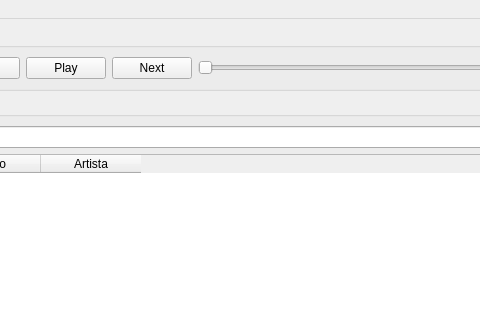
Above: player/client/form/MainWindow.ui from OtavioPellicano/spotify-playlist-qt before the change; both pictures show x 81 to 561 and y 0 to 324 of the 1195 by 761 pixel window. Below: the same form after it.
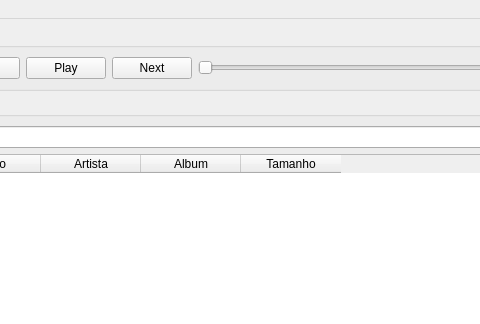
That is the form after the change.

Commit message: Add album and length to tableWidgetSearch

Patch:
```diff
--- a/player/client/form/MainWindow.ui
+++ b/player/client/form/MainWindow.ui
@@ -79,6 +79,16 @@
                  <string>Artista</string>
                 </property>
                </column>
+               <column>
+                <property name="text">
+                 <string>Album</string>
+                </property>
+               </column>
+               <column>
+                <property name="text">
+                 <string>Tamanho</string>
+                </property>
+               </column>
               </widget>
              </item>
             </layout>
```
The commit also changes 1 other file.
